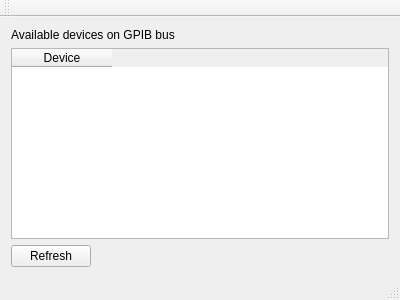
The window that seebeck/mainwindow.ui (OfficeForProductSafetyAndStandards/LegacyVB6) describes before a commit, drawn with Qt 5.
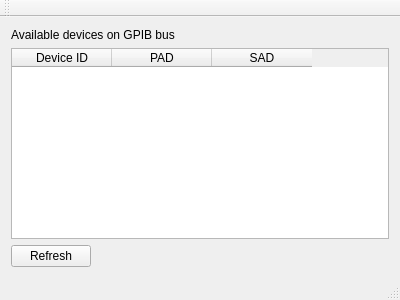
The same window after the commit.

Commit message: Include GPIB header file, modifi basic GUI concept

The edit to the form file:
```diff
--- a/seebeck/mainwindow.ui
+++ b/seebeck/mainwindow.ui
@@ -26,7 +26,17 @@
      <widget class="QTableWidget" name="devicesTableWidget">
       <column>
        <property name="text">
-        <string>Device</string>
+        <string>Device ID</string>
+       </property>
+      </column>
+      <column>
+       <property name="text">
+        <string>PAD</string>
+       </property>
+      </column>
+      <column>
+       <property name="text">
+        <string>SAD</string>
        </property>
       </column>
      </widget>
```
The commit also changes 3 other files.
